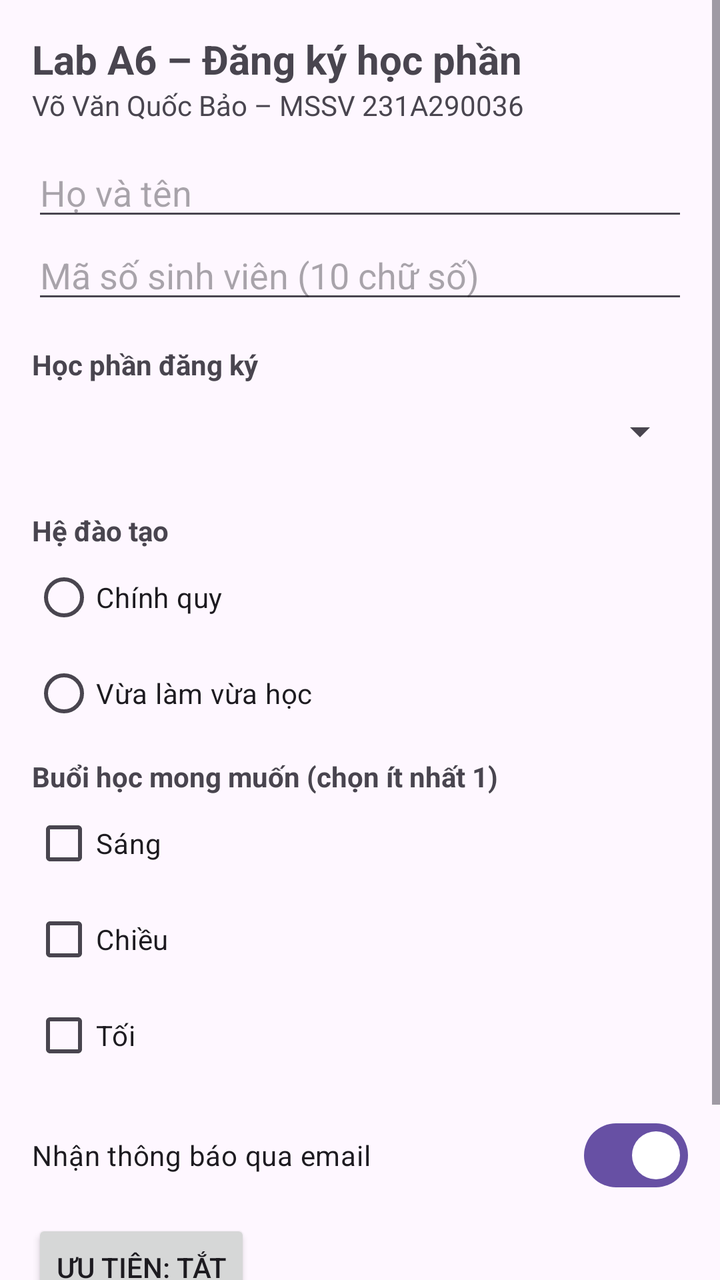
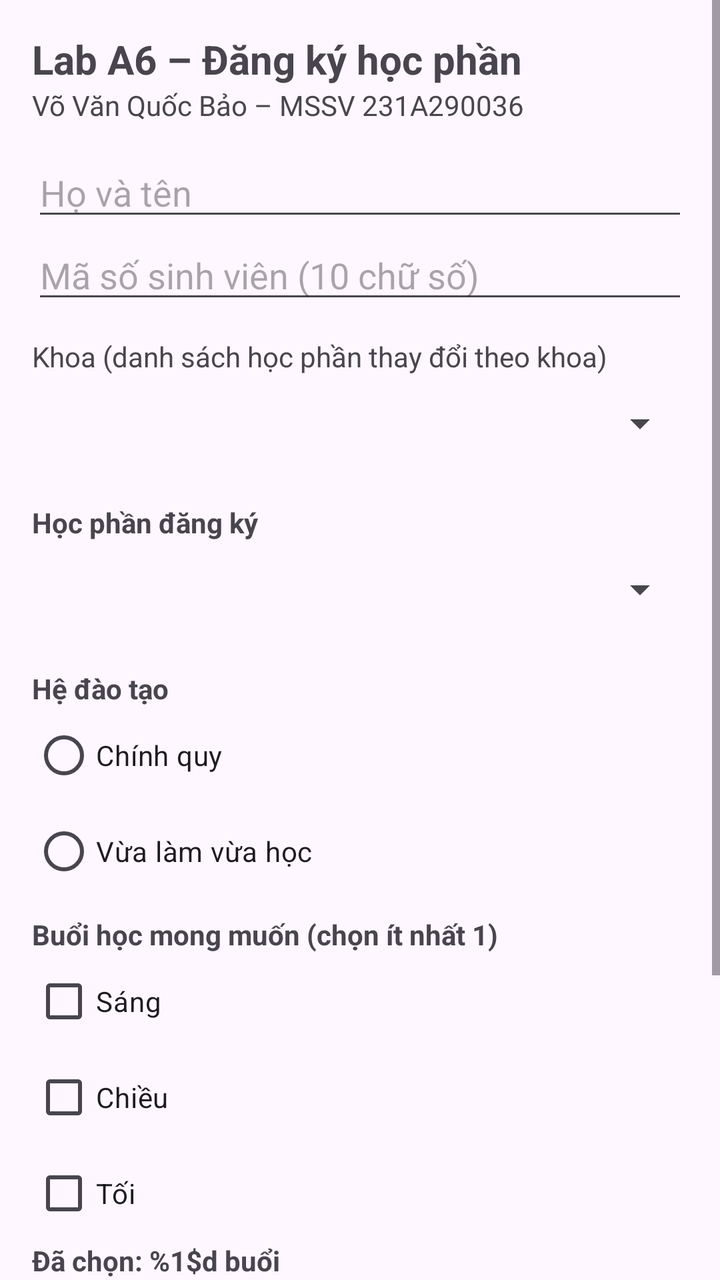

Compare the two renders of this Android layout. The source of the first and the diff that turns it into the second are given below.
<!-- AndroidManifest.xml: application theme Theme.LabA6 -->
<!-- res/layout/activity_main.xml -->
<?xml version="1.0" encoding="utf-8"?>
<ScrollView xmlns:android="http://schemas.android.com/apk/res/android"
    android:id="@+id/main"
    android:layout_width="match_parent"
    android:layout_height="match_parent">

    <LinearLayout
        android:layout_width="match_parent"
        android:layout_height="wrap_content"
        android:orientation="vertical"
        android:padding="16dp">

        <TextView
            android:layout_width="wrap_content"
            android:layout_height="wrap_content"
            android:text="@string/title"
            android:textSize="20sp"
            android:textStyle="bold" />

        <TextView
            android:layout_width="wrap_content"
            android:layout_height="wrap_content"
            android:text="@string/student" />

        
        <EditText
            android:id="@+id/edtHoTen"
            android:layout_width="match_parent"
            android:layout_height="wrap_content"
            android:layout_marginTop="12dp"
            android:hint="@string/hint_name"
            android:importantForAutofill="no"
            android:inputType="textPersonName" />

        <EditText
            android:id="@+id/edtMssv"
            android:layout_width="match_parent"
            android:layout_height="wrap_content"
            android:hint="@string/hint_mssv"
            android:importantForAutofill="no"
            android:inputType="number"
            android:maxLength="10" />

        
        <TextView
            android:layout_width="wrap_content"
            android:layout_height="wrap_content"
            android:layout_marginTop="16dp"
            android:text="@string/label_mon_hoc"
            android:textStyle="bold" />

        <Spinner
            android:id="@+id/spMonHoc"
            android:layout_width="match_parent"
            android:layout_height="wrap_content"
            android:minHeight="48dp" />

        
        <TextView
            android:layout_width="wrap_content"
            android:layout_height="wrap_content"
            android:layout_marginTop="16dp"
            android:text="@string/label_he"
            android:textStyle="bold" />

        <RadioGroup
            android:id="@+id/rgHeDaoTao"
            android:layout_width="match_parent"
            android:layout_height="wrap_content"
            android:orientation="vertical">

            <RadioButton
                android:id="@+id/rbChinhQuy"
                android:layout_width="wrap_content"
                android:layout_height="wrap_content"
                android:text="@string/he_chinh_quy" />

            <RadioButton
                android:id="@+id/rbVlvh"
                android:layout_width="wrap_content"
                android:layout_height="wrap_content"
                android:text="@string/he_vlvh" />
        </RadioGroup>

        
        <TextView
            android:layout_width="wrap_content"
            android:layout_height="wrap_content"
            android:layout_marginTop="8dp"
            android:text="@string/label_buoi"
            android:textStyle="bold" />

        <CheckBox
            android:id="@+id/cbSang"
            android:layout_width="wrap_content"
            android:layout_height="wrap_content"
            android:text="@string/buoi_sang" />

        <CheckBox
            android:id="@+id/cbChieu"
            android:layout_width="wrap_content"
            android:layout_height="wrap_content"
            android:text="@string/buoi_chieu" />

        <CheckBox
            android:id="@+id/cbToi"
            android:layout_width="wrap_content"
            android:layout_height="wrap_content"
            android:text="@string/buoi_toi" />

        
        <com.google.android.material.materialswitch.MaterialSwitch
            android:id="@+id/swThongBao"
            android:layout_width="match_parent"
            android:layout_height="wrap_content"
            android:layout_marginTop="12dp"
            android:checked="true"
            android:minHeight="48dp"
            android:text="@string/label_thong_bao" />

        <ToggleButton
            android:id="@+id/tgUuTien"
            android:layout_width="wrap_content"
            android:layout_height="wrap_content"
            android:layout_marginTop="8dp"
            android:textOff="@string/uu_tien_off"
            android:textOn="@string/uu_tien_on" />

        
        <LinearLayout
            android:layout_width="match_parent"
            android:layout_height="wrap_content"
            android:layout_marginTop="20dp"
            android:orientation="horizontal">

            <Button
                android:id="@+id/btnXacNhan"
                android:layout_width="0dp"
                android:layout_height="wrap_content"
                android:layout_weight="1"
                android:text="@string/confirm" />

            <Button
                android:id="@+id/btnLamLai"
                style="?attr/materialButtonOutlinedStyle"
                android:layout_width="0dp"
                android:layout_height="wrap_content"
                android:layout_marginStart="8dp"
                android:layout_weight="1"
                android:text="@string/reset" />
        </LinearLayout>
    </LinearLayout>
</ScrollView>
<!-- resources referenced by this layout -->
<resources>
  <string name="buoi_chieu">Chiều</string>
  <string name="buoi_sang">Sáng</string>
  <string name="buoi_toi">Tối</string>
  <string name="confirm">Xác nhận</string>
  <string name="he_chinh_quy">Chính quy</string>
  <string name="he_vlvh">Vừa làm vừa học</string>
  <string name="hint_mssv">Mã số sinh viên (10 chữ số)</string>
  <string name="hint_name">Họ và tên</string>
  <string name="label_buoi">Buổi học mong muốn (chọn ít nhất 1)</string>
  <string name="label_he">Hệ đào tạo</string>
  <string name="label_mon_hoc">Học phần đăng ký</string>
  <string name="label_thong_bao">Nhận thông báo qua email</string>
  <string name="reset">Làm lại</string>
  <string name="student">Võ Văn Quốc Bảo – MSSV 231A290036</string>
  <string name="title">Lab A6 – Đăng ký học phần</string>
  <string name="uu_tien_off">ƯU TIÊN: TẮT</string>
  <string name="uu_tien_on">ƯU TIÊN: BẬT</string>
  <style name="Theme.LabA6" parent="Theme.Material3.DayNight.NoActionBar" />
</resources>

<!-- the commit's change to res/layout/activity_main.xml (unified diff, before → after) -->
@@ -41,6 +41,9 @@
             android:inputType="number"
             android:maxLength="10" />
 
+        <TextView android:layout_width="match_parent" android:layout_height="wrap_content"
+            android:text="@string/faculty_label" android:layout_marginTop="12dp" />
+        <Spinner android:id="@+id/spKhoa" android:layout_width="match_parent" android:layout_height="48dp" />
         
         <TextView
             android:layout_width="wrap_content"
@@ -108,6 +111,8 @@
             android:layout_height="wrap_content"
             android:text="@string/buoi_toi" />
 
+        <TextView android:id="@+id/tvSoBuoi" android:layout_width="match_parent" android:layout_height="wrap_content"
+            android:text="@string/session_count" android:textStyle="bold" />
         
         <com.google.android.material.materialswitch.MaterialSwitch
             android:id="@+id/swThongBao"
<!-- resource entries referenced after the edit -->
@@ -4,6 +4,7 @@
   <string name="buoi_sang">Sáng</string>
   <string name="buoi_toi">Tối</string>
   <string name="confirm">Xác nhận</string>
+  <string name="faculty_label">Khoa (danh sách học phần thay đổi theo khoa)</string>
   <string name="he_chinh_quy">Chính quy</string>
   <string name="he_vlvh">Vừa làm vừa học</string>
   <string name="hint_mssv">Mã số sinh viên (10 chữ số)</string>
@@ -13,6 +14,7 @@
   <string name="label_mon_hoc">Học phần đăng ký</string>
   <string name="label_thong_bao">Nhận thông báo qua email</string>
   <string name="reset">Làm lại</string>
+  <string name="session_count">Đã chọn: %1$d buổi</string>
   <string name="student">Võ Văn Quốc Bảo – MSSV 231A290036</string>
   <string name="title">Lab A6 – Đăng ký học phần</string>
   <string name="uu_tien_off">ƯU TIÊN: TẮT</string>
